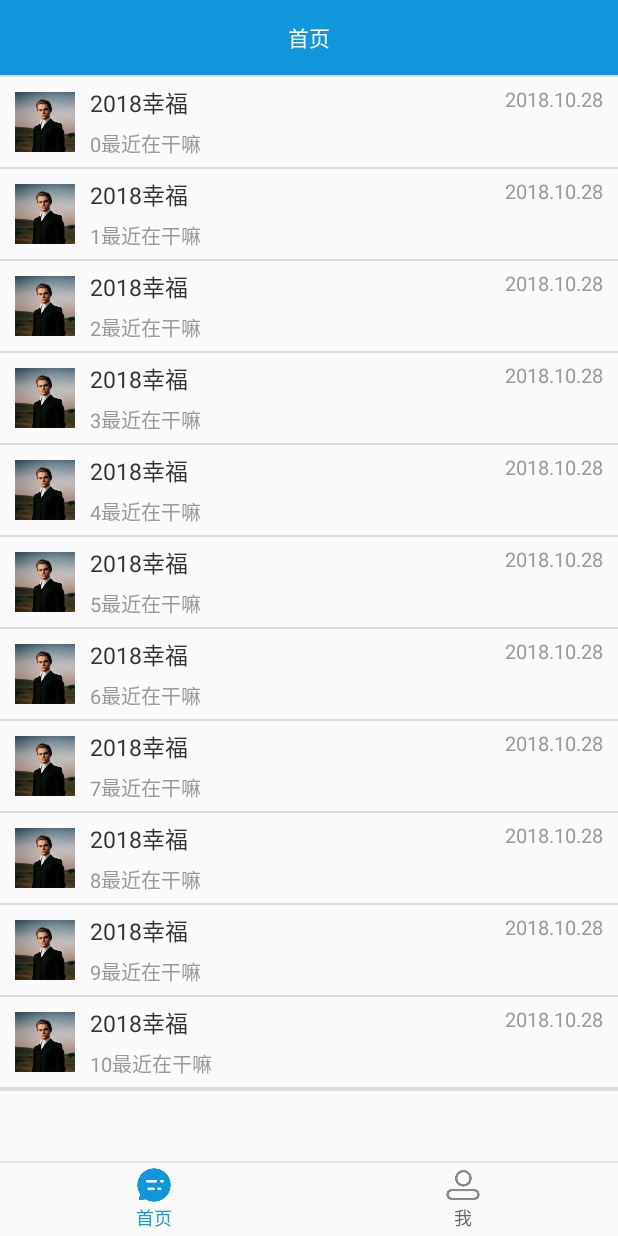
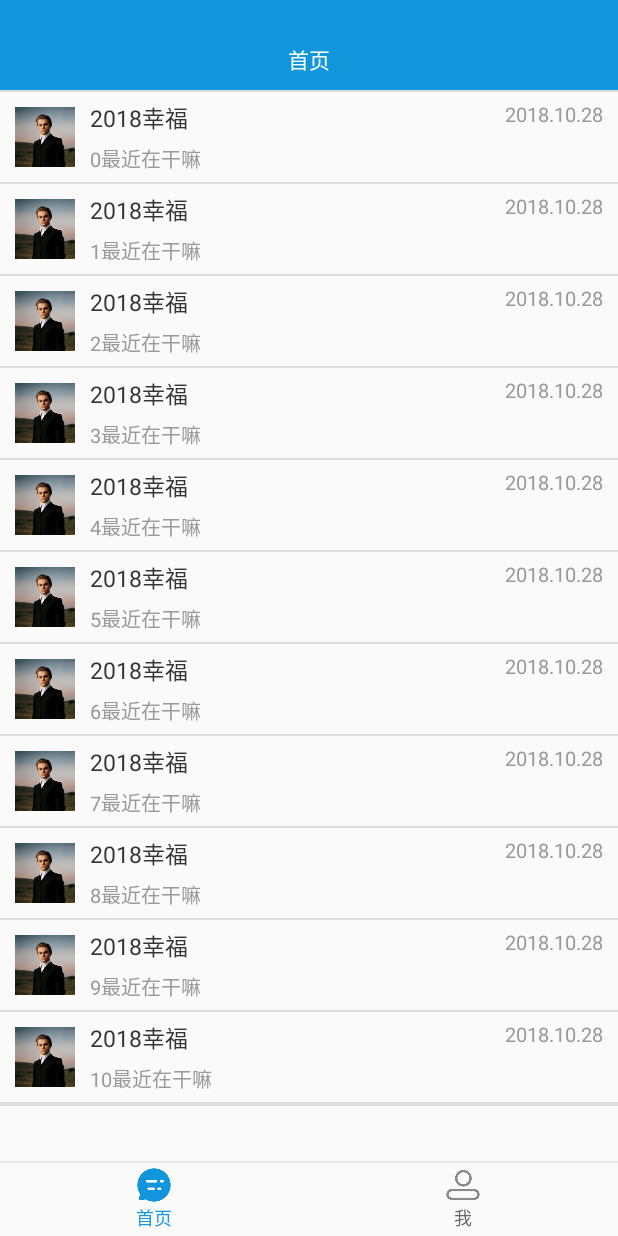
Before and after one commit to zouyi777/AnCommonAppNLP, an Android app: the screen it shows after launch (MainActivity), on a phone screen of 412 x 824 dp. Run offline under Robolectric (Android 15) with nearby library versions, the phone set to English and light mode, and no system bars.

Commit message:
增加沉浸状态栏效果

```diff
--- a/app/build.gradle
+++ b/app/build.gradle
@@ -22,8 +22,8 @@ dependencies {
     implementation fileTree(dir: 'libs', include: ['*.jar'])
     implementation 'com.android.support:appcompat-v7:28.0.0'
     implementation 'com.android.support.constraint:constraint-layout:1.0.2'
-    compile 'com.android.support:appcompat-v7:28.0.0'
-    compile 'com.android.support:design:28.0.0'
-    compile 'com.android.support:support-v4:28.0.0'
+    implementation 'com.android.support:appcompat-v7:28.0.0'
+    implementation 'com.android.support:design:28.0.0'
+    implementation 'com.android.support:support-v4:28.0.0'
     testImplementation 'junit:junit:4.12'
 }
--- a/app/src/main/AndroidManifest.xml
+++ b/app/src/main/AndroidManifest.xml
@@ -9,13 +9,14 @@
         android:roundIcon="@mipmap/ic_launcher_round"
         android:supportsRtl="true"
         android:theme="@style/Theme.AppCompat.Light.NoActionBar">
-        <activity android:name=".MainActivity">
+        <activity android:name=".LoadActivity">
             <intent-filter>
                 <action android:name="android.intent.action.MAIN" />
 
                 <category android:name="android.intent.category.LAUNCHER" />
             </intent-filter>
         </activity>
+        <activity android:name=".MainActivity"></activity>
     </application>
 
 </manifest>
--- a/app/src/main/java/org/zouyi/common/BaseFragment.java
+++ b/app/src/main/java/org/zouyi/common/BaseFragment.java
@@ -21,9 +21,6 @@ public abstract class BaseFragment extends Fragment {
     public View onCreateView(LayoutInflater inflater, ViewGroup container, Bundle savedInstanceState) {
         baseView = inflater.inflate(R.layout.fragment_base, container, false);
         tvTitle = (TextView) baseView.findViewById(R.id.tvTitle);
-        //设置沉浸式状态栏
-//        AndroidChengjingshiUtils chengjingshiUtils=new AndroidChengjingshiUtils(getActivity());
-//        chengjingshiUtils.setImmerseLayout(baseView.findViewById(R.id.llTitle),true);
         flContent = (FrameLayout) baseView.findViewById(R.id.flContent);
         return baseView;
     }
--- /dev/null
+++ b/app/src/main/java/org/zouyi/common/LoadActivity.java
@@ -0,0 +1,31 @@
+package org.zouyi.common;
+
+import android.content.Intent;
+import android.graphics.Color;
+import android.os.Build;
+import android.os.Handler;
+import android.support.v7.app.AppCompatActivity;
+import android.os.Bundle;
+import android.view.View;
+import android.view.Window;
+import android.view.WindowManager;
+
+import org.zouyi.common.utils.ImmerseStatusBarV6;
+
+public class LoadActivity extends AppCompatActivity {
+
+    @Override
+    protected void onCreate(Bundle savedInstanceState) {
+        super.onCreate(savedInstanceState);
+        ImmerseStatusBarV6.setImmerseStatusBar(this);
+        setContentView(R.layout.activity_load);
+        Handler handler = new Handler();
+        handler.postDelayed(new Runnable() {
+            @Override
+            public void run() {
+                startActivity(new Intent(LoadActivity.this,MainActivity.class));
+                LoadActivity.this.finish();
+            }
+        },3000);
+    }
+}
--- a/app/src/main/java/org/zouyi/common/MainActivity.java
+++ b/app/src/main/java/org/zouyi/common/MainActivity.java
@@ -1,15 +1,21 @@
 package org.zouyi.common;
 
+import android.graphics.Color;
+import android.os.Build;
 import android.os.Bundle;
 import android.support.design.widget.TabLayout;
 import android.support.v4.app.Fragment;
 import android.support.v7.app.AppCompatActivity;
+import android.view.View;
+import android.view.Window;
+import android.view.WindowManager;
 
 import java.util.ArrayList;
 import java.util.List;
 
 import org.zouyi.common.home.HomeFragment;
 import org.zouyi.common.my.MyFragment;
+import org.zouyi.common.utils.ImmerseStatusBarV6;
 import org.zouyi.common.view.NoScrollViewPager;
 
 public class MainActivity extends AppCompatActivity {
@@ -27,8 +33,8 @@ public class MainActivity extends AppCompatActivity {
     @Override
     protected void onCreate(Bundle savedInstanceState) {
         super.onCreate(savedInstanceState);
+        ImmerseStatusBarV6.setImmerseStatusBar(this);
         setContentView(R.layout.activity_main);
-
         initFragments();
         mTablayout = (TabLayout) findViewById(R.id.tablayout);
         mViewPager = (NoScrollViewPager) findViewById(R.id.viewpager);
--- a/app/src/main/java/org/zouyi/common/home/HomeFragment.java
+++ b/app/src/main/java/org/zouyi/common/home/HomeFragment.java
@@ -15,13 +15,13 @@ import org.zouyi.common.view.PullFlashLoadMoreListView;
 
 
 /**
- * 消息
+ * 首页
  */
 public class HomeFragment extends BaseFragment {
 
     private View view;
     private PullFlashLoadMoreListView plListViewMessage;
-    private HomeAdapter messageAdapter;
+    private HomeAdapter homeAdapter;
     private List<String> messages;
 
     public static HomeFragment newInstance(String data) {
@@ -39,7 +39,7 @@ public class HomeFragment extends BaseFragment {
         tvTitle.setText(getArguments().getString("key"));
         refreshMore();
         flContent.addView(view);
-        messageAdapter = new HomeAdapter(getActivity());
+        homeAdapter = new HomeAdapter(getActivity());
         initData();
         return baseView;
     }
@@ -60,8 +60,8 @@ public class HomeFragment extends BaseFragment {
         messages.add("最近在干嘛");
         messages.add("最近在干嘛");
         messages.add("最近在干嘛");
-        messageAdapter.loadData(messages);
-        plListViewMessage.setAdapter(messageAdapter);
+        homeAdapter.loadData(messages);
+        plListViewMessage.setAdapter(homeAdapter);
     }
     /**
      * 初始化下拉刷新，上拉更多
@@ -89,7 +89,7 @@ public class HomeFragment extends BaseFragment {
                     @Override
                     public void run() {
                         messages.add("最近在干嘛");
-                        messageAdapter.notifyDataSetChanged();
+                        homeAdapter.notifyDataSetChanged();
                         //通知listview加载完毕
                         plListViewMessage.loadComplete();
                     }
--- /dev/null
+++ b/app/src/main/java/org/zouyi/common/utils/ImmerseStatusBarV6.java
@@ -0,0 +1,28 @@
+package org.zouyi.common.utils;
+
+import android.app.Activity;
+import android.content.Context;
+import android.graphics.Color;
+import android.os.Build;
+import android.view.View;
+import android.view.Window;
+import android.view.WindowManager;
+
+/**
+ * 设置沉浸状态栏
+ * 由于M以上才支持改状态栏颜色，故M（6）以上版本才支持全屏设置沉浸状态栏
+ */
+public class ImmerseStatusBarV6 {
+
+    //设置沉浸状态栏
+    public static void setImmerseStatusBar(Activity activity){
+        if (Build.VERSION.SDK_INT >= Build.VERSION_CODES.M) {//
+            Window window = activity.getWindow();
+            window.clearFlags(WindowManager.LayoutParams.FLAG_TRANSLUCENT_STATUS);
+            window.clearFlags(WindowManager.LayoutParams.FLAG_FORCE_NOT_FULLSCREEN);
+            window.getDecorView().setSystemUiVisibility(View.SYSTEM_UI_FLAG_LAYOUT_FULLSCREEN | View.SYSTEM_UI_FLAG_LAYOUT_STABLE);
+            window.addFlags(WindowManager.LayoutParams.FLAG_DRAWS_SYSTEM_BAR_BACKGROUNDS);
+            window.setStatusBarColor(Color.TRANSPARENT);
+        }
+    }
+}
--- a/app/src/main/res/layout/fragment_base.xml
+++ b/app/src/main/res/layout/fragment_base.xml
@@ -6,16 +6,17 @@
     <LinearLayout
         android:id="@+id/llTitle"
         android:layout_width="match_parent"
-        android:layout_height="50dp"
+        android:layout_height="60dp"
+        android:background="@color/colorNav"
         android:orientation="horizontal"
-        android:background="#1296db"
-        android:gravity="center">
+        android:gravity="bottom|center_horizontal"
+        android:paddingBottom="10dp">
 
         <TextView
             android:id="@+id/tvTitle"
             android:layout_width="wrap_content"
             android:layout_height="wrap_content"
-            android:text="消 息"
+            android:text="@string/nav_title"
             android:textColor="#fff"
             android:textSize="14sp"/>
     </LinearLayout>
@@ -25,7 +26,7 @@
         android:layout_width="match_parent"
         android:layout_height="match_parent"
         android:layout_alignParentTop="true"
-        android:layout_marginTop="50dp">
+        android:layout_marginTop="60dp">
 
     </FrameLayout>
 </RelativeLayout>
--- a/app/src/main/res/values/colors.xml
+++ b/app/src/main/res/values/colors.xml
@@ -3,4 +3,7 @@
     <color name="colorPrimary">#3F51B5</color>
     <color name="colorPrimaryDark">#303F9F</color>
     <color name="colorAccent">#FF4081</color>
+    <color name="colorNav">#1296db</color>
+    <color name="colorLoadBackground">#ffffff</color>
+    <color name="colorLoad">#2B2B2B</color>
 </resources>
--- a/app/src/main/res/values/strings.xml
+++ b/app/src/main/res/values/strings.xml
@@ -1,3 +1,4 @@
 <resources>
     <string name="app_name">通用App</string>
+    <string name="nav_title">导航条</string>
 </resources>
```
Also changed, not shown: app/src/main/java/org/zouyi/common/utils/ImmerseStatusBarV4_4.java (renamed from app/src/main/java/org/zouyi/common/utils/AndroidChengjingshiUtils.java, +5 -2 lines), app/src/main/res/layout/activity_load.xml (added, +19 -0 lines), app/src/main/res/drawable/ic_start_page.jpg (added).
